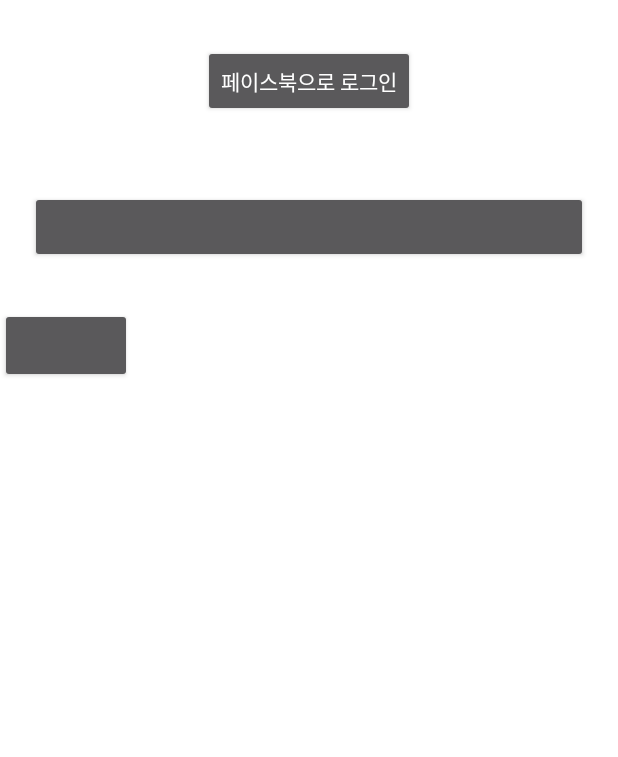
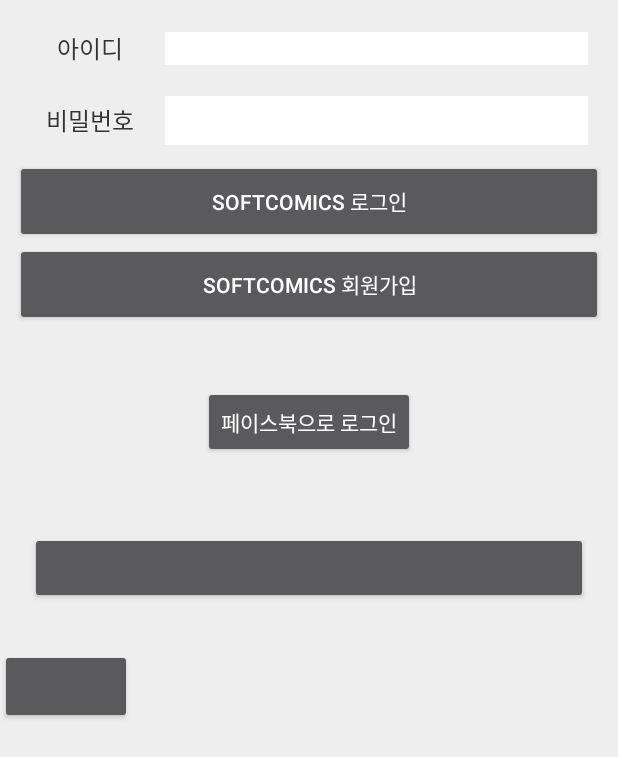
Before and after one commit to jung2929/naver_webtoon_mock_android_ryu, an Android app: the LoginActivity screen opened directly, with no data from a screen before it, on a phone screen of 412 x 824 dp. Shown: the top 757 px of the screen. Run offline under Robolectric (Android 15) with nearby library versions, the phone set to English and light mode, and no system bars; libraries missing offline, so code that uses them is left out: com.facebook, com.facebook.login, com.nhn.android; plain views replace LoginButton, OAuthLoginButton; 5 statements that could not run were skipped.

Commit message:
implement SignUp, Login

```diff
--- a/MyFirstApp/app/src/main/AndroidManifest.xml
+++ b/MyFirstApp/app/src/main/AndroidManifest.xml
@@ -12,9 +12,9 @@
         android:roundIcon="@drawable/ic_heart_unchecked"
         android:supportsRtl="true"
         android:theme="@style/Theme.AppCompat.NoActionBar"
-        android:usesCleartextTraffic="true"
-        >
-        <activity android:name=".activities.FacebookLoginActivity"></activity>
+        android:usesCleartextTraffic="true">
+        <activity android:name=".activities.SignUpActivity"></activity>
+        <activity android:name=".activities.FacebookLoginActivity" />
         <activity android:name=".activities.NaverLoginActivity" />
         <activity android:name=".activities.KaKaoLoginActivity" />
 
--- a/MyFirstApp/app/src/main/java/com/example/myfirstapp/activities/LoginActivity.java
+++ b/MyFirstApp/app/src/main/java/com/example/myfirstapp/activities/LoginActivity.java
@@ -1,110 +1,92 @@
 package com.example.myfirstapp.activities;
 
+import android.content.DialogInterface;
 import android.content.Intent;
+import android.support.v7.app.AlertDialog;
 import android.support.v7.app.AppCompatActivity;
 import android.os.Bundle;
-import android.util.Log;
 import android.view.View;
+import android.widget.Button;
+import android.widget.EditText;
 import android.widget.Toast;
 
+import com.example.myfirstapp.GlobalApplication;
 import com.example.myfirstapp.R;
-import com.example.myfirstapp.entities.SignUpResponseData;
-import com.example.myfirstapp.entities.SoftComicsMemberData;
+import com.example.myfirstapp.entities.ResponseLoginData;
 import com.facebook.AccessToken;
-import com.google.gson.Gson;
-import com.google.gson.GsonBuilder;
+import com.facebook.login.Login;
 import com.nhn.android.naverlogin.ui.view.OAuthLoginButton;
 
-import org.json.JSONArray;
-import org.json.JSONObject;
 
-import java.io.IOException;
-
-
-import okhttp3.Request;
-import okhttp3.FormBody;
-import okhttp3.MediaType;
-import okhttp3.OkHttpClient;
-import okhttp3.RequestBody;
 import retrofit2.Call;
 import retrofit2.Callback;
 import retrofit2.Response;
-import retrofit2.Retrofit;
-import retrofit2.converter.gson.GsonConverterFactory;
-import retrofit2.http.Body;
-import retrofit2.http.POST;
 
 import static com.nhn.android.naverlogin.OAuthLogin.mOAuthLoginHandler;
 
 public class LoginActivity extends AppCompatActivity {
 
-    com.facebook.login.widget.LoginButton btnFacebookLogin;
+    private final int ID_INPUT=0;
+    private final int PW_INPUT=1;
+    private Button btnSignUp;
+    private Button btnLogin;
+    private EditText etLoginInput[]=new EditText[2];
+    private com.facebook.login.widget.LoginButton btnFacebookLogin;
     private OAuthLoginButton mOAuthLoginButton;
-    private Retrofit softRetrofit;
-    private SoftComicsMemberData softComicsMemberData;
-    private OkHttpClient client = new OkHttpClient.Builder()
-            .build();
-    public void requestPost(){
-
-        //Request Body에 서버에 보낼 데이터 작성
-        RequestBody requestBody = new FormBody.Builder().add("id", "id").add("pw", "pw").add("subpw", "pw").add("email", "pw@gmail.com").add("tel", "01111123123").build();
-
-        //작성한 Request Body와 데이터를 보낼 url을 Request에 붙임
-        Request request = new Request.Builder().url("http://softcomics.co.kr/user").post(requestBody).build();
-
-        //request를 Client에 세팅하고 Server로 부터 온 Response를 처리할 Callback 작성
-        client.newCall(request).enqueue(new okhttp3.Callback() {
-            @Override
-            public void onFailure(okhttp3.Call call, IOException e) {
-                System.out.println(e.toString()+" ok 에러");
-                Toast.makeText(LoginActivity.this, "failure", Toast.LENGTH_SHORT).show();
-            }
-
-            @Override
-            public void onResponse(okhttp3.Call call, okhttp3.Response response) throws IOException {
-                System.out.println("성공 :"+response.body().string());
-            }
-        });
-    }
-    public interface  softcomicsService {
-        @POST("user")
-        Call<SignUpResponseData> signUp(@Body SoftComicsMemberData memberData);
-    }
     @Override
     protected void onCreate(Bundle savedInstanceState) {
         super.onCreate(savedInstanceState);
         setContentView(R.layout.activity_login);
 
-
-        //softcomics.co.kr
-         Gson gson = new GsonBuilder()
-                .setLenient()
-                .create();
-        softRetrofit = new Retrofit.Builder()
-                .baseUrl("http://softcomics.co.kr/")
-                .client(client)
-                .addConverterFactory(GsonConverterFactory.create())
-                .build();
-        softcomicsService softcomicsservice=softRetrofit.create(softcomicsService.class);
-        softComicsMemberData = new SoftComicsMemberData("myid","pw","pw","email@gmail.com","00012341234");
-        Call<SignUpResponseData> data = softcomicsservice.signUp(softComicsMemberData);
-
-        requestPost();
-
-        data.enqueue(new Callback<SignUpResponseData>() {
+        //softcomics login
+        etLoginInput[ID_INPUT]=findViewById(R.id.login_id_input);
+        etLoginInput[PW_INPUT]=findViewById(R.id.login_pw_input);
+        btnLogin=findViewById(R.id.softcomics_login_button);
+        btnLogin.setOnClickListener(new View.OnClickListener() {
             @Override
-            public void onResponse(Call<SignUpResponseData> call, Response<SignUpResponseData> response) {
-                if(response.isSuccessful())
-                    Toast.makeText(LoginActivity.this, "회원가입 완료", Toast.LENGTH_SHORT).show();
-                else {
-                    System.out.println(response.code());
-                }
+            public void onClick(View v) {
+                String str[]=new String[2];
+                for(int i=0; i<2; i++) str[i]=new String(etLoginInput[i].getText().toString());
+                Call<ResponseLoginData> loginCall= GlobalApplication.softcomicsservice.login(str[ID_INPUT],str[PW_INPUT]);
+                loginCall.enqueue(new Callback<ResponseLoginData>() {
+                    @Override
+                    public void onResponse(Call<ResponseLoginData> call, Response<ResponseLoginData> response) {
+                        if(response.isSuccessful()){
+                            AlertDialog.Builder alert = new AlertDialog.Builder(LoginActivity.this);
+                            alert.setTitle("로그인");
+                            alert.setPositiveButton("확인",null);
+                            switch (response.body().getCode()){
+                                case 100://로그인 성공
+                                    Toast.makeText(LoginActivity.this, str[ID_INPUT]+"님 환영합니다.", Toast.LENGTH_SHORT).show();
+                                    finish();
+                                    break;
+                                case 200://아이디없음
+                                    alert.setMessage("존재하지 않는 아이디입니다.");
+                                    alert.create();
+                                    etLoginInput[PW_INPUT].setText("");
+                                 break;
+                                case 201://비밀번호틀림
+                                    alert.setMessage("틀린 비밀번호입니다.");
+                                    alert.create();
+                                    etLoginInput[PW_INPUT].setText("");
+                                    break;
+                            }
+                        }
+                    }
+                    @Override
+                    public void onFailure(Call<ResponseLoginData> call, Throwable t) {
+                        Toast.makeText(LoginActivity.this, "에러 : "+t.toString(), Toast.LENGTH_SHORT).show();
+                    }
+                });
             }
-
+        });
+        //SignUpActivity 버튼
+        btnSignUp=findViewById(R.id.go_to_signup_activity_button);
+        btnSignUp.setOnClickListener(new View.OnClickListener() {
             @Override
-            public void onFailure(Call<SignUpResponseData> call, Throwable t) {
-                System.out.println("에러 : " + t.toString());
-                Toast.makeText(LoginActivity.this, "에러 : " + t.toString(), Toast.LENGTH_SHORT).show();
+            public void onClick(View v) {
+                Intent intent = new Intent(LoginActivity.this, SignUpActivity.class);
+                startActivity(intent);
             }
         });
 //페이스북
@@ -140,5 +122,7 @@ public class LoginActivity extends AppCompatActivity {
                 startActivity(intent);
             }
         });
+
+
     }
 }
--- a/MyFirstApp/app/src/main/java/com/example/myfirstapp/entities/SoftComicsMemberData.java
+++ b/MyFirstApp/app/src/main/java/com/example/myfirstapp/entities/SoftComicsMemberData.java
@@ -4,11 +4,11 @@ import com.google.gson.annotations.Expose;
 import com.google.gson.annotations.SerializedName;
 
 public class SoftComicsMemberData {
-    public SoftComicsMemberData(String id, String pw, String subpw, String email, String tel) {
+    public SoftComicsMemberData(String id, String pw, String subpw, String mail, String tel) {
         this.id = id;
         this.pw = pw;
         this.subpw = subpw;
-        this.email = email;
+        this.mail = mail;
         this.tel = tel;
     }
 
@@ -21,9 +21,9 @@ public class SoftComicsMemberData {
     @SerializedName("subpw")
     @Expose
     private String subpw;
-    @SerializedName("email")
+    @SerializedName("mail")
     @Expose
-    private String email;
+    private String mail;
     @SerializedName("tel")
     @Expose
     private String tel;
@@ -53,11 +53,11 @@ public class SoftComicsMemberData {
     }
 
     public String getEmail() {
-        return email;
+        return mail;
     }
 
-    public void setEmail(String email) {
-        this.email = email;
+    public void setEmail(String mail) {
+        this.mail = mail;
     }
 
     public String getTel() {
--- a/MyFirstApp/app/src/main/res/layout/activity_login.xml
+++ b/MyFirstApp/app/src/main/res/layout/activity_login.xml
@@ -5,10 +5,82 @@
     android:layout_width="match_parent"
     android:layout_height="match_parent"
     tools:context=".activities.LoginActivity"
-    android:background="@color/colorWhite"
+    android:background="#EEEEEE"
     android:orientation="vertical"
     >
+    <LinearLayout
+        android:layout_width="match_parent"
+        android:layout_height="wrap_content"
+        android:orientation="vertical"
+        android:padding="10dp"
+        >
+    <LinearLayout
+        android:layout_width="match_parent"
+        android:layout_height="wrap_content"
+        android:orientation="horizontal"
+        android:padding="10dp"
+        >
+        <TextView
+            android:layout_width="80dp"
+            android:layout_height="wrap_content"
+            android:text="아이디"
+            android:textSize="16sp"
+            android:textColor="@color/blackfont"
+            android:layout_marginEnd="10dp"
+            android:gravity="center"
+            />
 
+        <EditText
+            android:id="@+id/login_id_input"
+            android:layout_width="300dp"
+            android:layout_height="wrap_content"
+            android:textSize="16sp"
+            android:textColor="@color/blackfont"
+            android:background="@color/colorWhite"
+            tools:text="input" />
+    </LinearLayout>
+
+<LinearLayout
+    android:layout_width="match_parent"
+    android:layout_height="wrap_content"
+android:orientation="horizontal"
+    android:padding="10dp"
+    >
+    <TextView
+        android:layout_width="80dp"
+        android:layout_height="wrap_content"
+        android:text="비밀번호"
+        android:textSize="16sp"
+        android:textColor="@color/blackfont"
+        android:layout_marginEnd="10dp"
+        android:gravity="center"
+        />
+
+    <EditText
+        android:id="@+id/login_pw_input"
+        android:layout_width="300dp"
+        android:layout_height="wrap_content"
+        android:ems="10"
+        android:inputType="textPassword"
+        android:textSize="16sp"
+        tools:text="비밀"
+        android:textColor="@color/blackfont"
+        android:background="@color/colorWhite"
+        android:padding="5dp"
+        />
+</LinearLayout>
+
+        <Button
+            android:id="@+id/softcomics_login_button"
+            android:layout_width="match_parent"
+            android:layout_height="55dp"
+            android:text="SoftComics 로그인" />
+        <Button
+            android:id="@+id/go_to_signup_activity_button"
+            android:layout_width="match_parent"
+            android:layout_height="55dp"
+            android:text="SoftComics 회원가입" />
+    </LinearLayout>
     <com.facebook.login.widget.LoginButton
         android:id="@+id/login_button_facebook"
         android:layout_width="wrap_content"
--- a/MyFirstApp/app/src/main/res/values/strings.xml
+++ b/MyFirstApp/app/src/main/res/values/strings.xml
@@ -7,4 +7,5 @@
     <string name="fb_login_protocol_scheme">fb269631800649040</string>
     <string name="kakao_app_key">367572aeac50364facb72400162065b8</string>
     <string name="kakao_scheme">kakao367572aeac50364facb72400162065b8</string>
+
 </resources>
```
Also changed, not shown: MyFirstApp/app/src/main/java/com/example/myfirstapp/GlobalApplication.java (+60 -0 lines), MyFirstApp/app/src/main/java/com/example/myfirstapp/activities/SignUpActivity.java (added, +86 -0 lines), MyFirstApp/app/src/main/java/com/example/myfirstapp/entities/ResponseLoginData.java (renamed from MyFirstApp/app/src/main/java/com/example/myfirstapp/entities/SignUpResponseData.java, +22 -7 lines), MyFirstApp/app/src/main/java/com/example/myfirstapp/entities/ResponseSignUpData.java (added, +42 -0 lines), MyFirstApp/app/src/main/res/layout/activity_sign_up.xml (added, +168 -0 lines).
